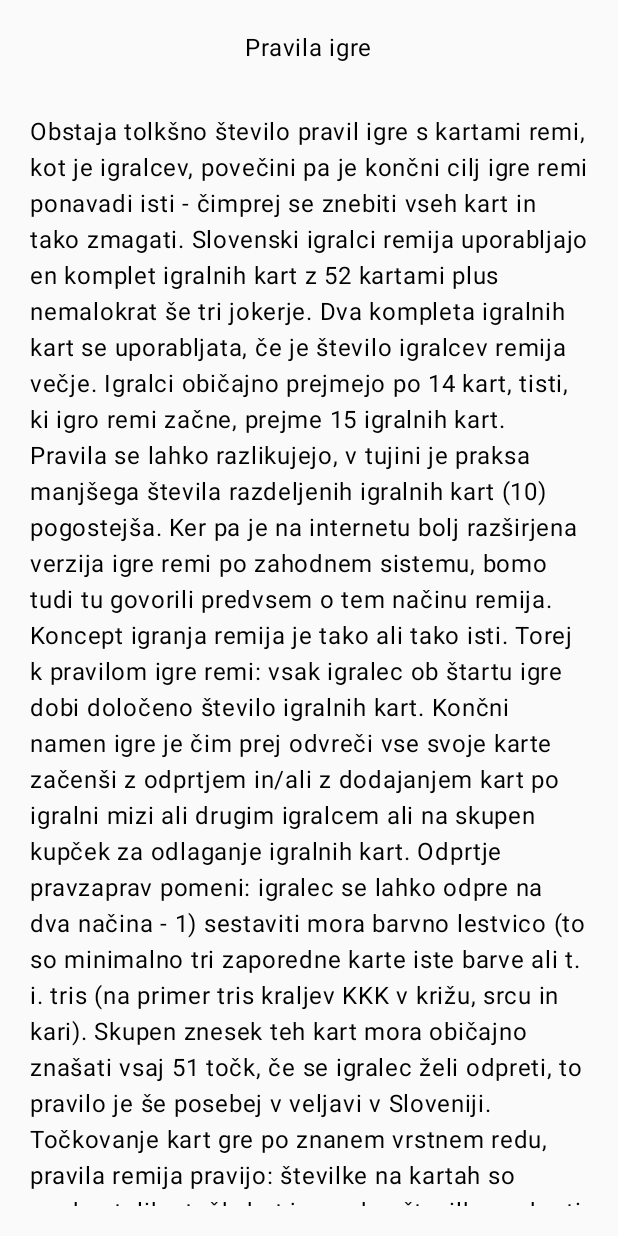
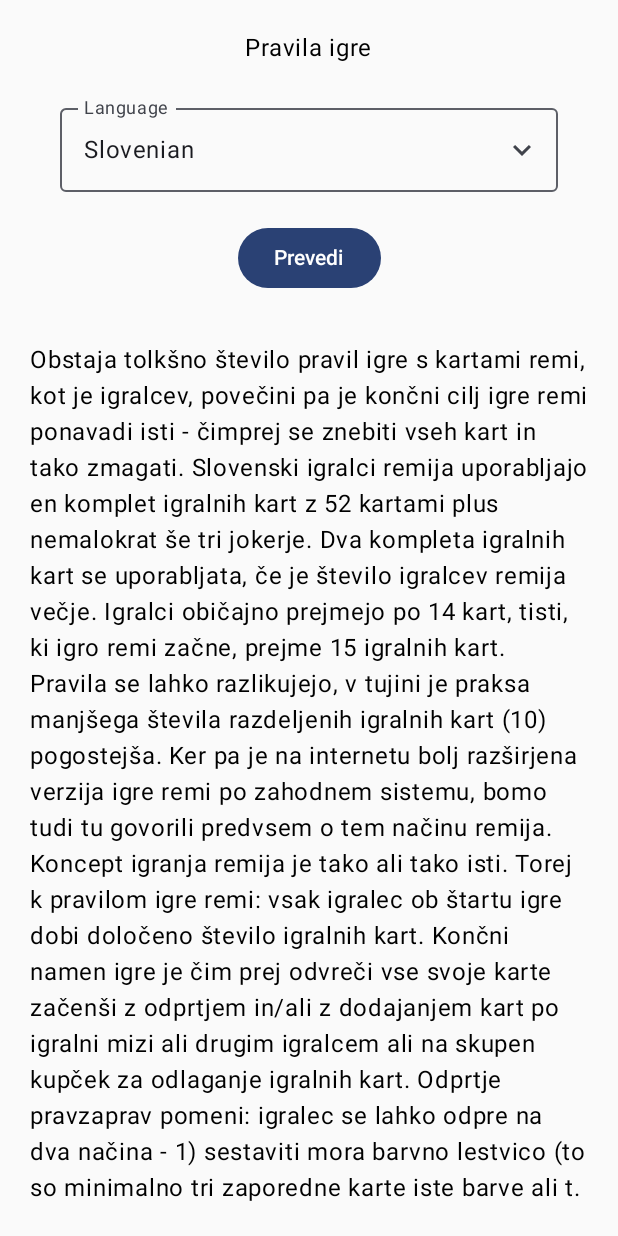
Before and after one commit to marcuss346/RemiCalculator, an Android app built with Jetpack Compose: the GameRulesScreen screen opened through its navigation route, on a phone screen of 412 x 824 dp. Run offline under Robolectric (Android 15) with nearby library versions, the phone set to English and light mode, and no system bars; our stand-ins replace Dagger/Hilt's generated code.

```diff
--- a/app/src/main/java/com/example/remicalculator/Data/Translation.kt
+++ b/app/src/main/java/com/example/remicalculator/Data/Translation.kt
@@ -13,7 +13,4 @@ data class Translation (
 @Serializable
 data class TranslationResponse(
     val trans: String,
-    val source_language_code: String,
-    val source_language: String,
-    val trust_level: Int
 )
--- a/app/src/main/java/com/example/remicalculator/ui/GameRulesScreen.kt
+++ b/app/src/main/java/com/example/remicalculator/ui/GameRulesScreen.kt
@@ -1,20 +1,38 @@
 package com.example.remicalculator.ui
 
+import androidx.compose.foundation.clickable
 import androidx.compose.foundation.layout.Arrangement
 import androidx.compose.foundation.layout.Column
 import androidx.compose.foundation.layout.Spacer
 import androidx.compose.foundation.layout.fillMaxSize
+import androidx.compose.foundation.layout.fillMaxWidth
 import androidx.compose.foundation.layout.height
 import androidx.compose.foundation.layout.padding
+import androidx.compose.foundation.layout.width
 import androidx.compose.foundation.rememberScrollState
 import androidx.compose.foundation.verticalScroll
+import androidx.compose.material.icons.Icons
+import androidx.compose.material.icons.filled.KeyboardArrowDown
+import androidx.compose.material.icons.filled.KeyboardArrowUp
 import androidx.compose.material3.Button
+import androidx.compose.material3.DropdownMenu
+import androidx.compose.material3.DropdownMenuItem
+import androidx.compose.material3.Icon
+import androidx.compose.material3.OutlinedTextField
 import androidx.compose.material3.Text
 import androidx.compose.runtime.Composable
 import androidx.compose.runtime.collectAsState
+import androidx.compose.runtime.getValue
+import androidx.compose.runtime.mutableStateOf
+import androidx.compose.runtime.remember
+import androidx.compose.runtime.setValue
 import androidx.compose.ui.Alignment
 import androidx.compose.ui.Modifier
+import androidx.compose.ui.geometry.Size
+import androidx.compose.ui.layout.onGloballyPositioned
+import androidx.compose.ui.platform.LocalDensity
 import androidx.compose.ui.unit.dp
+import androidx.compose.ui.unit.toSize
 import androidx.navigation.NavController
 import androidx.lifecycle.viewmodel.compose.viewModel
 
@@ -25,6 +43,26 @@ fun GameRulesScreen(
 ) {
     val scrollState = rememberScrollState()
     val uiState = viewModel.uiState.collectAsState().value
+
+    var mExpanded by remember { mutableStateOf(false) }
+
+    // Create a list of cities
+    val mCities = listOf("Slovenian", "English", "Croatian", "Italian", "German", "Spanish")
+
+    // Create a string value to store the selected city
+    var mSelectedText by remember { mutableStateOf(uiState.language) }
+
+    var mTextFieldSize by remember { mutableStateOf(Size.Zero)}
+
+    // Up Icon when expanded and down icon when collapsed
+    val icon = if (mExpanded)
+        Icons.Filled.KeyboardArrowUp
+    else
+        Icons.Filled.KeyboardArrowDown
+
+    //dropdown menu
+
+
 
     Column (
         modifier = Modifier
@@ -38,6 +76,56 @@ fun GameRulesScreen(
             text = "Pravila igre"
         )
 
+        Column(Modifier.padding(20.dp)) {
+
+            // Create an Outlined Text Field
+            // with icon and not expanded
+            OutlinedTextField(
+                value = mSelectedText,
+                onValueChange = { mSelectedText = it },
+                modifier = Modifier
+                    .fillMaxWidth()
+                    .onGloballyPositioned { coordinates ->
+                        // This value is used to assign to
+                        // the DropDown the same width
+                        mTextFieldSize = coordinates.size.toSize()
+                    },
+                label = { Text("Language") },
+                trailingIcon = {
+                    Icon(icon, "contentDescription",
+                        Modifier.clickable { mExpanded = !mExpanded })
+                }
+            )
+            DropdownMenu(
+                expanded = mExpanded,
+                onDismissRequest = { mExpanded = false },
+                modifier = Modifier
+                    .width(with(LocalDensity.current){mTextFieldSize.width.toDp()})
+            ) {
+                mCities.forEach { label ->
+                    DropdownMenuItem(
+                        onClick = {
+                            mSelectedText = label
+                            mExpanded = false
+                        },
+                        text = { Text(text = label) },
+                    )
+                }
+
+        }
+
+        }
+
+        Button(onClick = {
+            viewModel.updateTextLanguage(mSelectedText)
+        }) {
+            Text(
+                text = "Prevedi"
+            )
+        }
+
+
+
         Spacer(
             modifier = Modifier.height(32.dp)
         )
@@ -50,20 +138,6 @@ fun GameRulesScreen(
             modifier = Modifier.height(32.dp)
         )
 
-        /*Text(
-            text = "Torej k pravilom igre remi: vsak igralec ob štartu igre dobi določeno število " +
-                    "igralnih kart. Končni namen igre je čim prej odvreči vse svoje karte začenši z odprtjem " +
-                    "in/ali z dodajanjem kart po igralni mizi ali drugim igralcem ali na skupen kupček za odlaganje " +
-                    "igralnih kart. Odprtje pravzaprav pomeni: igralec se lahko odpre na dva načina - 1) sestaviti mora " +
-                    "barvno lestvico (to so minimalno tri zaporedne karte iste barve ali t. i. tris (na primer " +
-                    "tris kraljev KKK v križu, srcu in kari). Skupen znesek teh kart mora običajno znašati vsaj 51 " +
-                    "točk, če se igralec želi odpreti, to pravilo je še posebej v veljavi v Sloveniji. Točkovanje kart " +
-                    "gre po znanem vrstnem redu, pravila remija pravijo: številke na kartah so vredne toliko točk, kot " +
-                    "je vredna številka na karti, karte s podobami (Janez, Dama in Kralj) pa so vredne po 10 točk. As je " +
-                    "bodisi vreden eno točko, bodisi 10 ali 11 točk, odvisno od posamezne igralne igre. Kjer se iga z " +
-                    "jokerji, so le-ti vredni po 25 točk. Sleherni igralec lahko igralne karte bodisi dodaja v že " +
-                    "odprte karte drugih igralcev remija šele, ko je tudi sam odprt, prej ne. "
-        )*/
 
         Spacer(
             modifier = Modifier.height(32.dp)
@@ -79,12 +153,6 @@ fun GameRulesScreen(
             modifier = Modifier.height(10.dp)
         )
 
-        Button(onClick = {
-            viewModel.updateTextLanguage()
-        }) {
-            Text(
-                text = "Prevedi"
-            )
-        }
+
     }
 }
--- a/app/src/main/java/com/example/remicalculator/ui/RemiCalculatorUIState.kt
+++ b/app/src/main/java/com/example/remicalculator/ui/RemiCalculatorUIState.kt
@@ -30,5 +30,6 @@ data class RemiCalculatorUIState (
             " ni nič drugačna: turnir osvoji tisti, ki zbere bodisi največje število točk, bodisi tisti," +
             " ki ostane v igri vse do zadnjega. To so kratka pravila remija, osnovna pravila, ki ne" +
             " upoštevajo številnih variacij v različnih vrstah remija.",
-    val language: String = "Slovenian"
+    val language: String = "Slovenian",
+    val languageCode: String = "sl"
 )
```
Also changed, not shown: app/src/main/java/com/example/remicalculator/ui/RemiCalculatorViewModel.kt (+20 -3 lines), app/src/main/java/com/example/remicalculator/ui/SavedGamesScreen.kt (line endings or trailing spaces).
